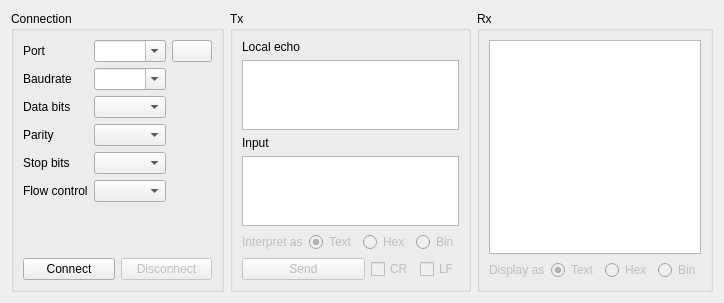
Before: the Qt Designer form src/scpspt.ui in HorstBaerbel/scpspt, drawn with Qt 5.
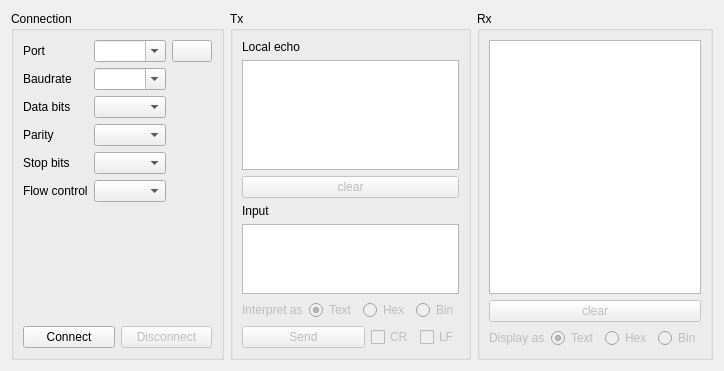
After: the same form once the commit is applied. Icons and pictures are not drawn.

Commit message: Add clear buttons for echo and received text

Patch:
```diff
--- a/src/scpspt.ui
+++ b/src/scpspt.ui
@@ -6,8 +6,8 @@
    <rect>
     <x>0</x>
     <y>0</y>
-    <width>651</width>
-    <height>302</height>
+    <width>653</width>
+    <height>371</height>
    </rect>
   </property>
   <property name="windowTitle">
@@ -162,7 +162,7 @@
      <property name="title">
       <string>Tx</string>
      </property>
-     <layout class="QVBoxLayout" name="verticalLayout" stretch="0,0,0,1,0,0">
+     <layout class="QVBoxLayout" name="verticalLayout" stretch="0,0,0,0,1,0,0">
       <item>
        <widget class="QLabel" name="label_7">
         <property name="text">
@@ -183,6 +183,16 @@
         </property>
        </widget>
       </item>
+      <item>
+       <widget class="QPushButton" name="pbClearTx">
+        <property name="enabled">
+         <bool>false</bool>
+        </property>
+        <property name="text">
+         <string>clear</string>
+        </property>
+       </widget>
+      </item>
       <item>
        <widget class="QLabel" name="label_8">
         <property name="text">
@@ -311,6 +321,16 @@
         </property>
        </widget>
       </item>
+      <item>
+       <widget class="QPushButton" name="pbClearRx">
+        <property name="enabled">
+         <bool>false</bool>
+        </property>
+        <property name="text">
+         <string>clear</string>
+        </property>
+       </widget>
+      </item>
       <item>
        <layout class="QHBoxLayout" name="horizontalLayout_4">
         <item>
```
The commit also changes 2 other files.
